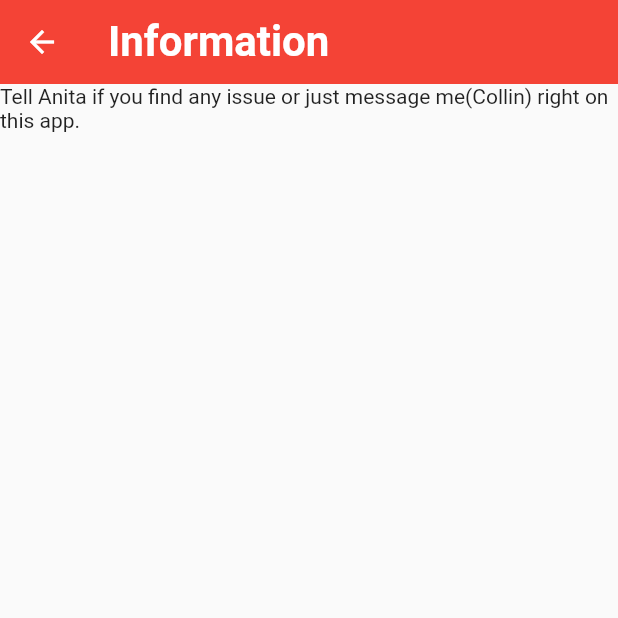
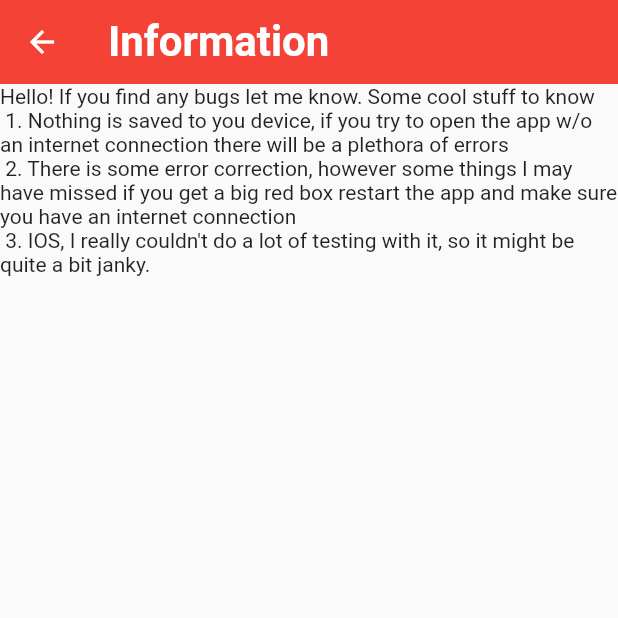
Before and after one commit to Relicjamin-jv/LittleChatFlutter, a Flutter app: the screen it shows once a user with an empty profile is signed in, in the side drawer, after a tap on "Information", on a phone screen of 412 x 824 dp, the top half of it. Run offline on Flutter 3.47's test engine with Material 2 defaults, Android fonts, the phone set to English and light mode, and no system bars; our stand-ins replace cloud_firestore, firebase_auth, firebase_core, firebase_messaging, firebase_storage, flutter_spinkit and 2 more; accounts and stored records are empty.

Commit message:
added notification final, added updated info page, IOS is next to make sure it works

```diff
--- a/lib/screens/Info.dart
+++ b/lib/screens/Info.dart
@@ -18,7 +18,10 @@ class info extends StatelessWidget {
         backgroundColor: Colors.red,
         elevation: 0.0,
       ),
-      body: Text("Tell Anita if you find any issue or just message me(Collin) right on this app."),
+      body: Text("Hello! If you find any bugs let me know. Some cool stuff to know \n 1. "
+          "Nothing is saved to you device, if you try to open the app w/o an internet connection there will be a plethora of errors \n 2. "
+          "There is some error correction, however some things I may have missed if you get a big red box restart the app and make sure you have an internet connection \n 3. "
+          "IOS, I really couldn't do a lot of testing with it, so it might be quite a bit janky."),
     );
   }
 }
```
Also changed, not shown: 1 other file.
